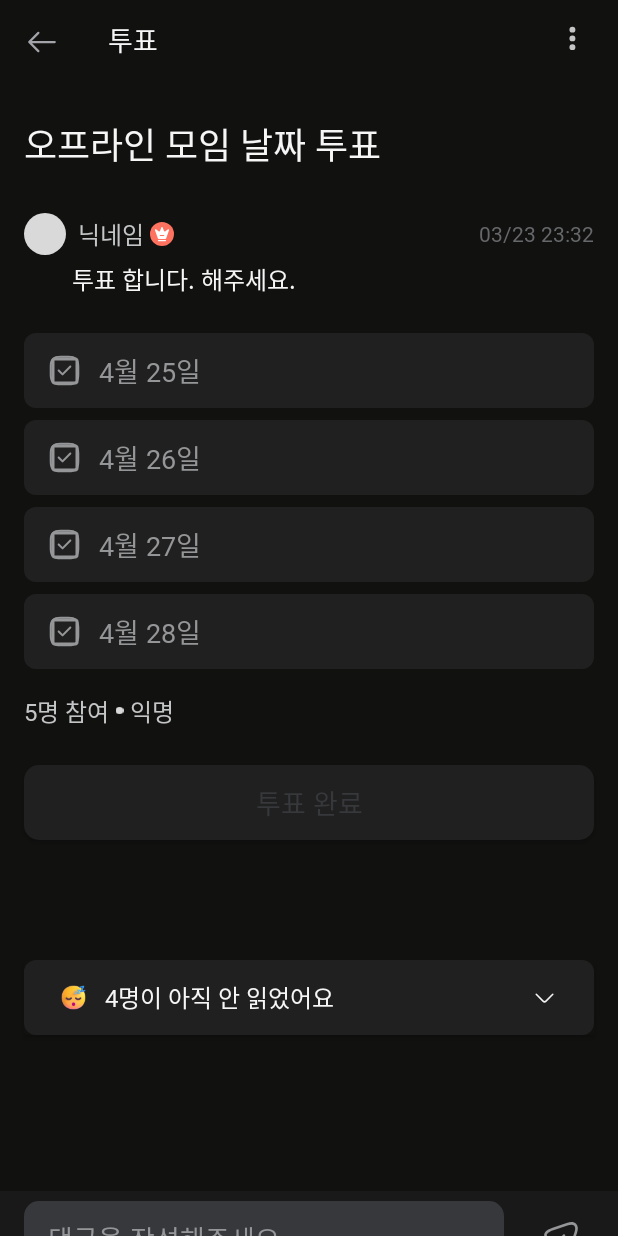
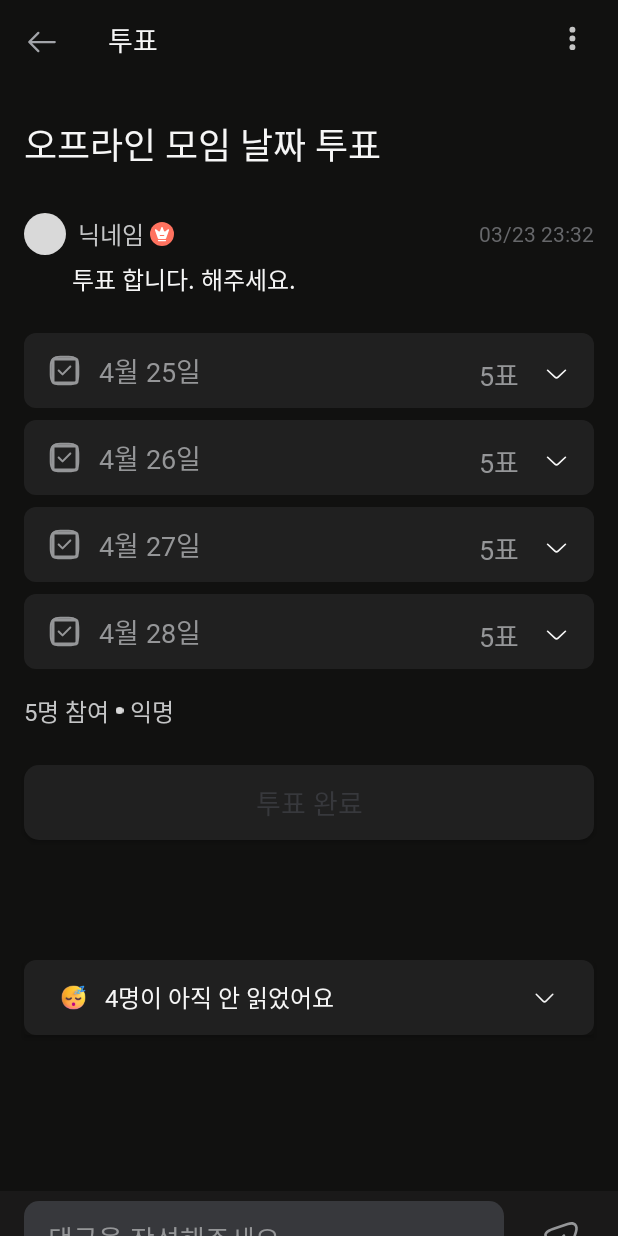
Before and after one commit to kusitms-com/27th_Meetup_T2_MOING_front, an Android app: the screen it shows after launch (VoteInfoActivity), on a phone screen of 412 x 824 dp. Run offline under Robolectric (Android 15) with nearby library versions, the light colour scheme and no system bars; libraries missing offline, so code that uses them is left out: com.kakao.sdk; 2 statements that could not run were skipped.

Commit message:
chore : 투표 기능 (#4. 70% 완료)

```diff
--- a/app/src/main/java/com/example/moing/board/MakeVoteAdapter.java
+++ b/app/src/main/java/com/example/moing/board/MakeVoteAdapter.java
@@ -49,7 +49,7 @@ public class MakeVoteAdapter extends RecyclerView.Adapter<MakeVoteAdapter.VoteVi
     @Override
     public VoteViewHolder onCreateViewHolder(@NonNull ViewGroup parent, int viewType) {
         LayoutInflater layoutInflater = LayoutInflater.from(parent.getContext());
-        View view = layoutInflater.inflate(R.layout.recycler_item_vote, parent, false);
+        View view = layoutInflater.inflate(R.layout.recycler_item_add_vote, parent, false);
         return new MakeVoteAdapter.VoteViewHolder(view);
     }
 
--- a/app/src/main/java/com/example/moing/board/VoteInfoActivity.java
+++ b/app/src/main/java/com/example/moing/board/VoteInfoActivity.java
@@ -18,7 +18,6 @@ import android.widget.ImageButton;
 import android.widget.ImageView;
 import android.widget.LinearLayout;
 import android.widget.TextView;
-import android.widget.Toast;
 
 import com.example.moing.R;
 
@@ -28,8 +27,8 @@ import java.util.List;
 public class VoteInfoActivity extends AppCompatActivity {
     Button back, voteComplete;
     ImageButton modal;
-    TextView title, nickName, time, content, voteCount, tvAnony;
-    ImageView profile, ivAnony;
+    TextView title, nickName, time, content, voteCount, tvAnony, tv_noread;
+    ImageView profile, ivAnony, noReadArrow;
     RecyclerView voteRecycle, noReadRecycle;
     CardView noreadCardView;
     LinearLayout layout_cardView;
@@ -43,7 +42,7 @@ public class VoteInfoActivity extends AppCompatActivity {
     // 투표 안 읽은 사람의 리스트
     private List<String> voteNoReadList;
 
-    private VoteInfoAdapter voteInfoAdapter;
+    private VoteInfoAdapterFirst voteInfoAdapterFirst;
     private VoteNoReadAdapter voteNoReadAdapter;
 
     @Override
@@ -98,6 +97,10 @@ public class VoteInfoActivity extends AppCompatActivity {
         voteComplete.setOnClickListener(completeClickListener);
         voteComplete.setClickable(false);
 
+        // 안읽은 사람 리스트 상태 변경
+        tv_noread = (TextView) findViewById(R.id.tv_noread);
+        noReadArrow = (ImageView) findViewById(R.id.iv_noread);
+
         /** 테스트 데이터 **/
         voteUserNameList.add("손현석");
         voteUserNameList.add("곽승엽");
@@ -114,13 +117,13 @@ public class VoteInfoActivity extends AppCompatActivity {
         /** 테스트 데이터 끝 **/
 
         // 투표 리사이클러뷰 어댑터 설정
-        voteInfoAdapter = new VoteInfoAdapter(voteChoiceList, voteSelected, this);
+        voteInfoAdapterFirst = new VoteInfoAdapterFirst(voteChoiceList, voteSelected, this);
         /** 투표 선택 클릭 리스너 **/
-        voteInfoAdapter.setOnItemClickListener(new VoteInfoAdapter.OnItemClickListener() {
+        voteInfoAdapterFirst.setOnItemClickListener(new VoteInfoAdapterFirst.OnItemClickListener() {
             @Override
             public void onItemClick(int pos) {
                 //Toast.makeText(getApplicationContext(), "pos : " + pos, Toast.LENGTH_SHORT).show();
-                voteSelected = voteInfoAdapter.getSelectedItems();
+                voteSelected = voteInfoAdapterFirst.getSelectedItems();
                 Log.d("VoteInfoActivity", String.valueOf(voteSelected.size()));
                 if(voteSelected.size() >= 1) {
                     voteComplete.setClickable(true);
@@ -152,7 +155,7 @@ public class VoteInfoActivity extends AppCompatActivity {
 
         // 투표 현황 리사이클러뷰 Layout 호출
         voteRecycle.setLayoutManager(llm);
-        voteRecycle.setAdapter(voteInfoAdapter);
+        voteRecycle.setAdapter(voteInfoAdapterFirst);
         voteRecycle.setHasFixedSize(true);
 
         /** CardView 작성**/
@@ -163,7 +166,7 @@ public class VoteInfoActivity extends AppCompatActivity {
 
         // 안읽은 사람 리스트(GridLayout) 간격 설정
         int grid_spacing = (int) getResources().getDimension(R.dimen.grid_spacing); // 8dp 의미.
-        VoteNoReadGridSpacing voteNoReadGridSpacing = new VoteNoReadGridSpacing(4, grid_spacing, true);
+        VoteNoReadGridSpacing voteNoReadGridSpacing = new VoteNoReadGridSpacing(4, grid_spacing);
         noReadRecycle.addItemDecoration(voteNoReadGridSpacing);
 
         // 안읽은 사람 리사이클러뷰 Layout 호출
@@ -186,7 +189,7 @@ public class VoteInfoActivity extends AppCompatActivity {
 
     /** 투표 완료 버튼 클릭 리스너 **/
     View.OnClickListener completeClickListener = v -> {
-        voteSelected = voteInfoAdapter.getSelectedItems();
+        voteSelected = voteInfoAdapterFirst.getSelectedItems();
         for ( VoteInfo.VoteChoice choice : voteSelected) {
             Log.d("VoteInfo", choice.getContent()+"에 투표하셨습니다.");
         }
@@ -198,5 +201,10 @@ public class VoteInfoActivity extends AppCompatActivity {
 
         TransitionManager.beginDelayedTransition(layout_cardView, new AutoTransition());
         noReadRecycle.setVisibility(visibility);
+        // 보이는 상태라면
+        if(visibility == View.VISIBLE)
+            noReadArrow.setImageResource(R.drawable.arrow_up);
+        else
+            noReadArrow.setImageResource(R.drawable.arrow_down);
     };
 }
--- a/app/src/main/java/com/example/moing/board/VoteInfoAdapter.java
+++ b/app/src/main/java/com/example/moing/board/VoteInfoAdapterFirst.java
@@ -7,23 +7,27 @@ import android.view.LayoutInflater;
 import android.view.View;
 import android.view.ViewGroup;
 import android.widget.CheckBox;
-import android.widget.CompoundButton;
 import android.widget.TextView;
 
 import androidx.annotation.NonNull;
-import androidx.core.content.ContextCompat;
 import androidx.recyclerview.widget.RecyclerView;
 
 import com.example.moing.R;
 
-import java.util.ArrayList;
 import java.util.List;
 
-public class VoteInfoAdapter extends RecyclerView.Adapter<RecyclerView.ViewHolder> {
+public class VoteInfoAdapterFirst extends RecyclerView.Adapter<RecyclerView.ViewHolder> {
     private List<VoteInfo.VoteChoice> voteChoiceList;
     private List<VoteInfo.VoteChoice> voteSelected;
     private Context context;
     private OnItemClickListener clickListener = null;
+
+    // 리사이클러뷰 안의 리사이클러뷰 관련
+    // 두번째 어댑터와 연결
+    VoteInfoAdapterSecond second_adapter;
+
+    // 예정 : Item의 클릭 상태를 저장할 array 객체
+    // private SparseBooleanArray selectedItems = new SparseBooleanArray();
 
     // 클릭 리스너 설정
     public interface OnItemClickListener {
@@ -34,7 +38,7 @@ public class VoteInfoAdapter extends RecyclerView.Adapter<RecyclerView.ViewHolde
         this.clickListener = listener;
     }
 
-    public VoteInfoAdapter(List<VoteInfo.VoteChoice> voteChoiceList,List<VoteInfo.VoteChoice> voteSelected,Context context) {
+    public VoteInfoAdapterFirst(List<VoteInfo.VoteChoice> voteChoiceList, List<VoteInfo.VoteChoice> voteSelected, Context context) {
         this.voteChoiceList = voteChoiceList;
         //this.voteSelected = new ArrayList<>();
         this.voteSelected = voteSelected;
@@ -55,7 +59,7 @@ public class VoteInfoAdapter extends RecyclerView.Adapter<RecyclerView.ViewHolde
     public RecyclerView.ViewHolder onCreateViewHolder(@NonNull ViewGroup parent, int viewType) {
         LayoutInflater layoutInflater = LayoutInflater.from(parent.getContext());
         View view = layoutInflater.inflate(R.layout.recycler_item_voteinfo, parent, false);
-        return new VoteInfoAdapter.VoteInfoViewHolder(view);
+        return new VoteInfoAdapterFirst.VoteInfoViewHolder(view);
     }
 
     @Override
--- a/app/src/main/java/com/example/moing/board/VoteNoReadGridSpacing.java
+++ b/app/src/main/java/com/example/moing/board/VoteNoReadGridSpacing.java
@@ -8,12 +8,10 @@ import androidx.recyclerview.widget.RecyclerView;
 public class VoteNoReadGridSpacing extends RecyclerView.ItemDecoration {
     private int spanCount; // 그리드의 열 수
     private int spacing; // 아이템 간격
-    private boolean includeEdge; // 가장자리에도 간격을 포함할지 여부
 
-    public VoteNoReadGridSpacing(int spanCount, int spacing, boolean includeEdge) {
+    public VoteNoReadGridSpacing(int spanCount, int spacing) {
         this.spanCount = spanCount;
         this.spacing = spacing;
-        this.includeEdge = includeEdge;
     }
 
     @Override
@@ -23,21 +21,22 @@ public class VoteNoReadGridSpacing extends RecyclerView.ItemDecoration {
         int column = position % spanCount; // 아이템이 속한 열의 인덱스
 
         // 아이템 별 간격 설정
-        if (column == 0) {
-            outRect.left = spacing * 3; // layout_marginLeft="24dp"에 해당하는 값
-            outRect.right = spacing;
-        } else {
-        }
+        // 첫번째 행에 있는 아이템인 경우 상단 여백 추가
+        if (position < spanCount)
+            outRect.top = spacing;
 
-        // 마지막 열의 오른쪽 마진 설정
-        if (column == spanCount - 1) {
-            outRect.right = spacing*3; // layout_marginRight="40dp"에 해당하는 값
-            outRect.left = spacing;
-        } else {
-            outRect.left = spacing;
-        }
+        outRect.left = spacing;
+        outRect.bottom = spacing;
+//        // 첫 번째 열 왼쪽 여백
+//        if (column == 0) {
+//            outRect.left = spacing * 4;
+//        }
+//        // 마지막 열 오른쪽 여백
+//        if (column == spanCount -1) {
+//            outRect.right = spacing * 5;
+//        }
 
-        outRect.top = spacing; // 상하 간격은 동일하게 설정
-        outRect.bottom = spacing;
+
+
     }
 }
--- a/app/src/main/res/layout/activity_vote_info.xml
+++ b/app/src/main/res/layout/activity_vote_info.xml
@@ -213,7 +213,7 @@
                         android:layout_height="50dp">
 
                         <ImageView
-                            android:id="@+id/iv_noread"
+                            android:id="@+id/iv_icon"
                             android:layout_width="18dp"
                             android:layout_height="18dp"
                             android:layout_centerVertical="true"
@@ -224,7 +224,7 @@
                             android:id="@+id/tv_noread"
                             android:layout_width="wrap_content"
                             android:layout_height="wrap_content"
-                            android:layout_toRightOf="@+id/iv_noread"
+                            android:layout_toRightOf="@+id/iv_icon"
                             android:layout_marginLeft="12dp"
                             android:layout_centerVertical="true"
                             android:text="4명이 아직 안 읽었어요"
@@ -233,6 +233,7 @@
                             android:fontFamily="@font/pretendard_semi_bold"/>
 
                         <ImageView
+                            android:id="@+id/iv_noread"
                             android:layout_width="18dp"
                             android:layout_height="18dp"
                             android:layout_centerVertical="true"
@@ -245,6 +246,8 @@
                         android:id="@+id/recycle_noread"
                         android:layout_width="match_parent"
                         android:layout_height="wrap_content"
+                        android:layout_marginLeft="16dp"
+                        android:layout_marginRight="40dp"
                         android:visibility="gone"
                         android:nestedScrollingEnabled="false"/>
                 </LinearLayout>
--- a/app/src/main/res/layout/recycler_item_voteinfo.xml
+++ b/app/src/main/res/layout/recycler_item_voteinfo.xml
@@ -10,9 +10,8 @@
         android:id="@+id/btn_check"
         android:layout_width="22dp"
         android:layout_height="22dp"
-        android:layout_marginTop="17dp"
+        android:layout_marginTop="14dp"
         android:layout_marginLeft="16dp"
-        android:layout_centerVertical="true"
         android:background="@drawable/board_checkbox_no" />
 
     <TextView
@@ -26,4 +25,33 @@
         android:text="투표 항목"
         android:textSize="18dp"
         android:textColor="@color/secondary_grey_black_7" />
+
+    <TextView
+        android:id="@+id/tv_voteCount"
+        android:layout_width="wrap_content"
+        android:layout_height="wrap_content"
+        android:layout_toLeftOf="@+id/btn_voteCheck"
+        android:layout_marginTop="14dp"
+        android:layout_marginRight="16dp"
+        android:text="5표"
+        android:textSize="18dp"
+        android:textColor="@color/secondary_grey_black_7"
+        android:fontFamily="@font/pretendard_semi_bold" />
+
+    <android.widget.Button
+        android:id="@+id/btn_voteCheck"
+        android:layout_width="18dp"
+        android:layout_height="18dp"
+        android:layout_alignParentRight="true"
+        android:layout_marginTop="18dp"
+        android:layout_marginRight="16dp"
+        android:background="@drawable/arrow_down" />
+
+    <androidx.recyclerview.widget.RecyclerView
+        android:id="@+id/recycle_second"
+        android:layout_width="match_parent"
+        android:layout_height="wrap_content"
+        android:layout_marginLeft="16dp"
+        android:layout_marginRight="40dp"
+        android:nestedScrollingEnabled="false"/>
 </RelativeLayout>
```
Also changed, not shown: app/src/main/java/com/example/moing/board/VoteInfoAdapterSecond.java (added, +31 -0 lines), app/src/main/res/layout/recycler_item_voteresult.xml (added, +17 -0 lines), app/src/main/res/layout/recycler_item_add_vote.xml (renamed from app/src/main/res/layout/recycler_item_vote.xml).
